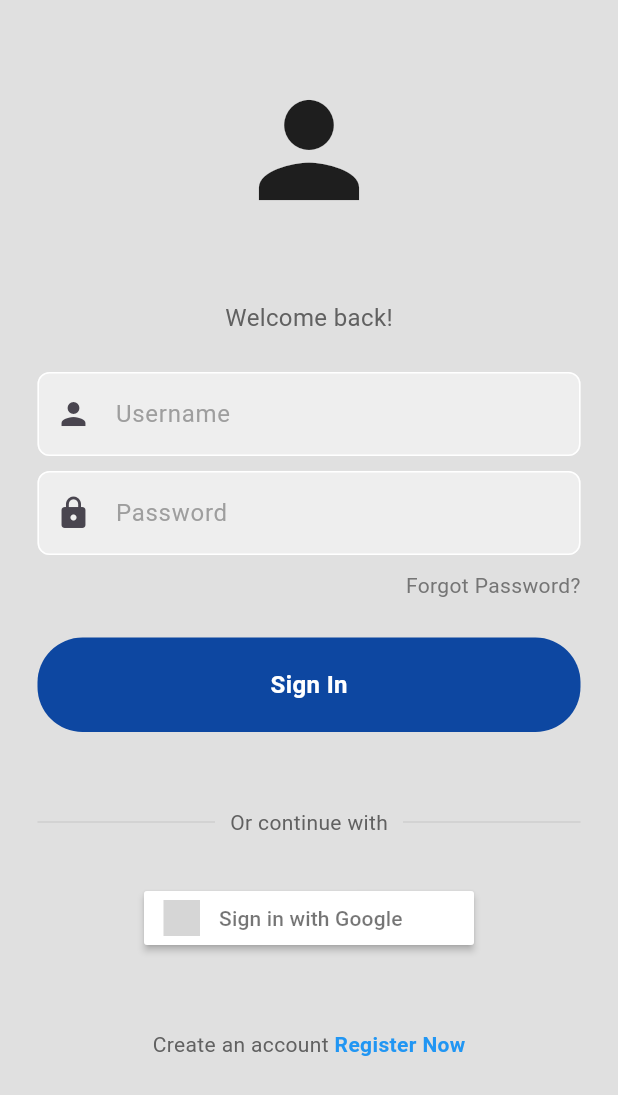
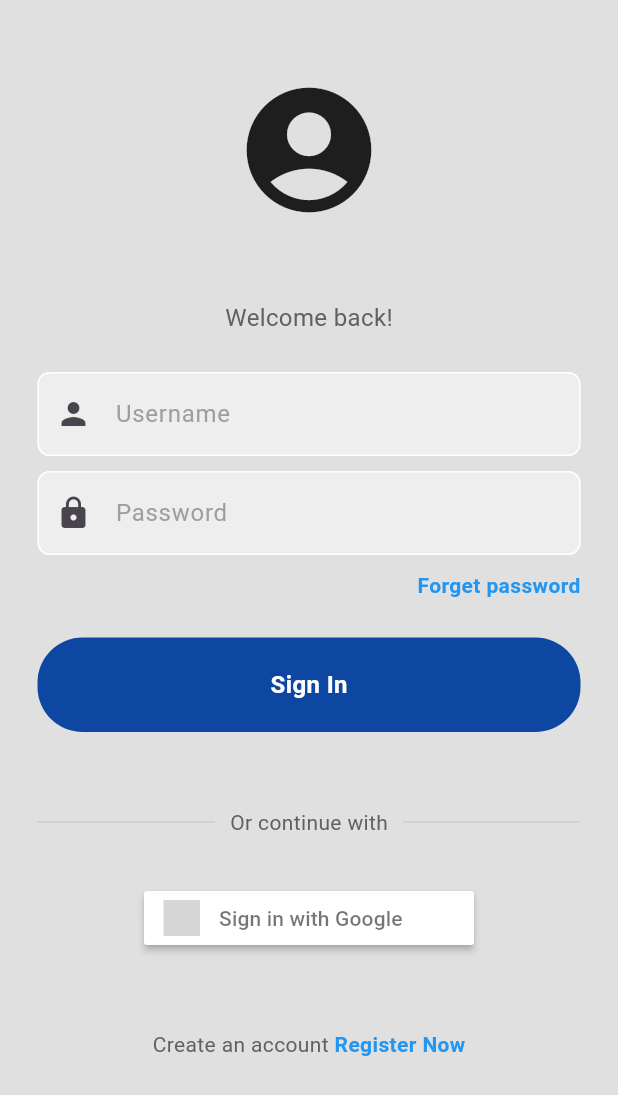
Before and after one commit to VP7985/fitnessgoal, a Flutter app: the screen it shows after launch, on a phone screen of 412 x 824 dp. Shown: the top 1095 px of the screen. Run offline on Flutter 3.47's test engine with Material 3 defaults, Android fonts, the phone set to English and light mode, and no system bars; drawn by our look-alikes of sign_in_button; our stand-ins replace firebase_auth, firebase_core; accounts and stored records are empty; grey boxes are pictures that could not be loaded.

Commit message:
forget_password

```diff
--- a/lib/screens/login.dart
+++ b/lib/screens/login.dart
@@ -2,8 +2,7 @@ import 'package:flutter/material.dart';
 import 'package:firebase_auth/firebase_auth.dart';
 import 'package:fitnessgoal/components/my_button.dart';
 import 'package:fitnessgoal/components/my_textfield.dart';
-
-
+import 'package:fitnessgoal/screens/forgetpassword.dart';
 import 'package:sign_in_button/sign_in_button.dart';
 
 class LoginPage extends StatefulWidget {
@@ -18,6 +17,16 @@ class LoginPage extends StatefulWidget {
 class _LoginPageState extends State<LoginPage> {
   final emailController = TextEditingController();
   final passwordController = TextEditingController();
+
+  void forgetpass(BuildContext context) {
+    Navigator.push(
+      context,
+      MaterialPageRoute(
+        builder: (context) => ForgotPasswordPage(),
+      ),
+    );
+  }
+
   bool isLoading = false;
 
   Future<void> signInUser() async {
@@ -80,7 +89,7 @@ class _LoginPageState extends State<LoginPage> {
                   children: [
                     SizedBox(height: 50),
                     Icon(
-                      Icons.person,
+                      Icons.account_circle,
                       size: 100,
                     ),
                     SizedBox(height: 50),
@@ -96,7 +105,7 @@ class _LoginPageState extends State<LoginPage> {
                       controller: emailController,
                       hintText: 'Username',
                       obscureText: false,
-                      prefixIcon:Icons.person,
+                      prefixIcon: Icons.person,
                     ),
                     SizedBox(height: 10),
                     MyTextField(
@@ -104,7 +113,6 @@ class _LoginPageState extends State<LoginPage> {
                       hintText: 'Password',
                       obscureText: true,
                       prefixIcon: Icons.lock,
-
                     ),
                     SizedBox(height: 10),
                     Padding(
@@ -112,10 +120,12 @@ class _LoginPageState extends State<LoginPage> {
                       child: Row(
                         mainAxisAlignment: MainAxisAlignment.end,
                         children: [
-                          Text(
-                            'Forgot Password?',
-                            style: TextStyle(color: Colors.grey[600]),
-                          ),
+                          GestureDetector(
+                            onTap:()=> forgetpass(context),
+                            child: Text('Forget password',
+                             style: TextStyle(color: Colors.blue,fontWeight: FontWeight.bold),
+                            ),
+                          )
                         ],
                       ),
                     ),
@@ -136,7 +146,8 @@ class _LoginPageState extends State<LoginPage> {
                             ),
                           ),
                           Padding(
-                            padding: const EdgeInsets.symmetric(horizontal: 10.0),
+                            padding:
+                                const EdgeInsets.symmetric(horizontal: 10.0),
                             child: Text(
                               'Or continue with',
                               style: TextStyle(color: Colors.grey[700]),
@@ -155,13 +166,10 @@ class _LoginPageState extends State<LoginPage> {
                     Row(
                       mainAxisAlignment: MainAxisAlignment.center,
                       children: [
-
                         SignInButton(
                           Buttons.google,
                           onPressed: () {},
                         ),
-
-
                       ],
                     ),
                     SizedBox(height: 50),
--- a/lib/screens/register.dart
+++ b/lib/screens/register.dart
@@ -35,7 +35,8 @@ class _RegisterPageState extends State<RegisterPage> {
         // Registration successful, navigate to LoginPage
         Navigator.pushReplacement(
           context,
-          MaterialPageRoute(builder: (context) => LoginPage(onTap: widget.onTap)),
+          MaterialPageRoute(
+              builder: (context) => LoginPage(onTap: widget.onTap)),
         );
       } else {
         _showErrorMessage("Passwords don't match!");
@@ -83,7 +84,7 @@ class _RegisterPageState extends State<RegisterPage> {
               children: [
                 const SizedBox(height: 105),
                 const Icon(
-                  Icons.person,
+                  Icons.account_circle,
                   size: 100,
                 ),
                 const SizedBox(height: 50),
@@ -107,7 +108,6 @@ class _RegisterPageState extends State<RegisterPage> {
                   hintText: 'Password',
                   obscureText: true,
                   prefixIcon: Icons.lock,
-
                 ),
                 const SizedBox(height: 10),
                 MyTextField(
```
Also changed, not shown: lib/screens/forgetpassword.dart (+4 -5 lines).
